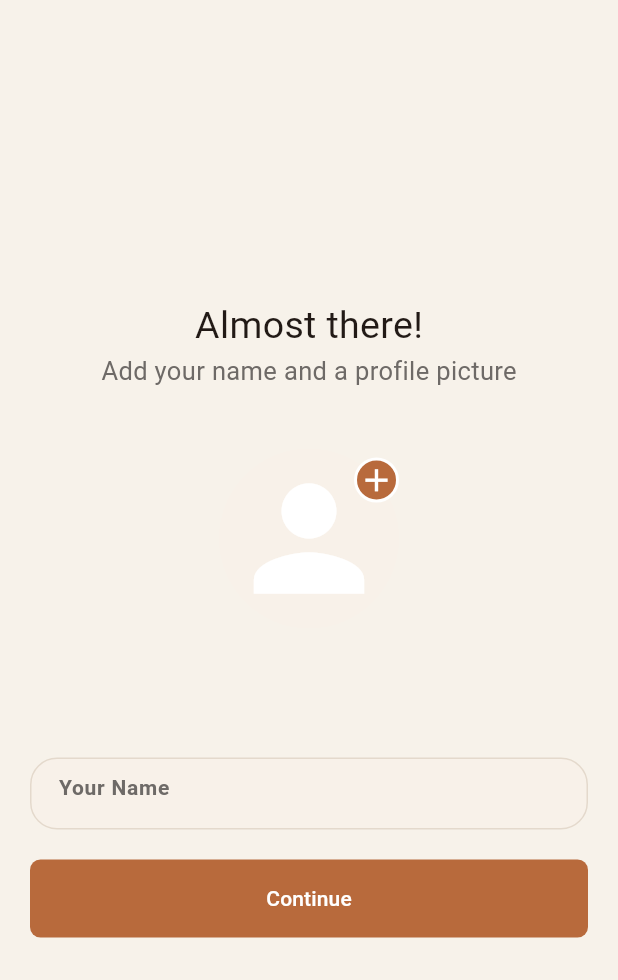
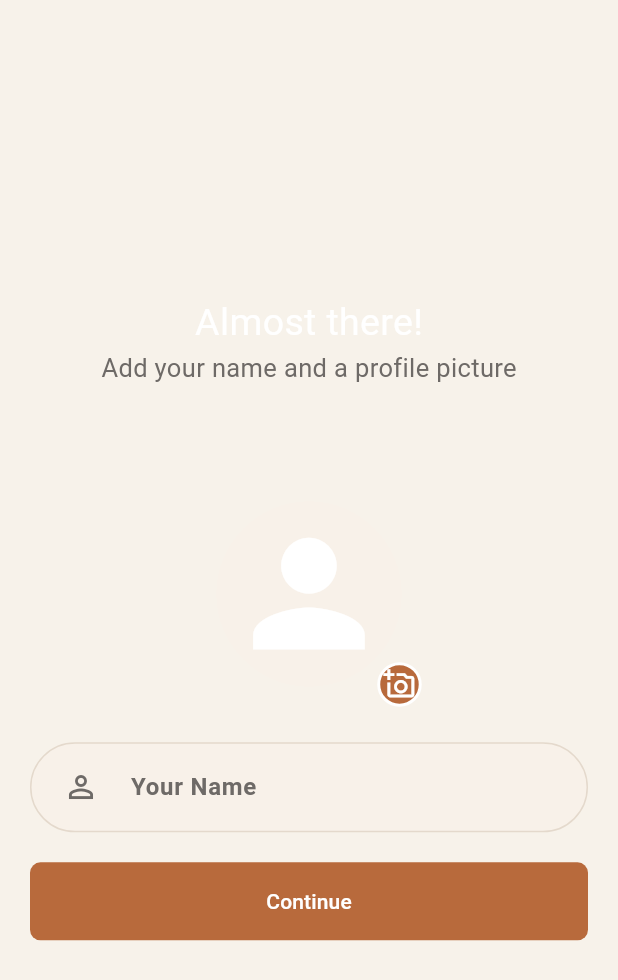
Before and after one commit to damadanyna/bahibo, a Flutter app: the ProfileInformationPage screen opened directly, on a phone screen of 412 x 824 dp. Shown: the top 980 px of the screen. Run offline on Flutter 3.47's test engine with Material 3 defaults, Android fonts, the phone set to English and light mode, and no system bars; our stand-ins replace connectivity_plus, file_picker, font_awesome_flutter, image_picker, shared_preferences; accounts and stored records are empty; network calls fail.

Commit message:
Changes to be committed: 	modified:   lib/auth/language.dart 	modified:   lib/auth/phoneNumber.dart 	modified:   lib/auth/profileInformation.dart 	modified:   lib/component/ProductCard.dart 	modified:   lib/component/seller_profile_page.dart 	modified:   lib/component/ui/chat_message_input_not_plus.dart 	modified:   lib/component/ui/dinamic_icon_input.dart 	modified:   lib/page/chat_page.dart 	modified:   lib/page/productDetail.dart 	modified:   lib/page/productList.dart 	modified:   lib/providers/theme_provider.dart 	modified:   lib/theme/app_theme_extensions.dart

```diff
--- a/lib/auth/profileInformation.dart
+++ b/lib/auth/profileInformation.dart
@@ -1,7 +1,9 @@
+import 'dart:io';
+
 import 'package:bahibo/component/main_navigation_shell.dart';
-import 'package:bahibo/component/app_text_input.dart';
-import 'package:bahibo/page/productList.dart';
+import 'package:bahibo/component/ui/dinamic_icon_input.dart';
 import 'package:flutter/material.dart';
+import 'package:image_picker/image_picker.dart';
 
 import 'package:bahibo/theme/app_theme_extensions.dart';
 
@@ -13,10 +15,36 @@ class ProfileInformationPage extends StatefulWidget {
 }
 
 class _ProfileInformationPageState extends State<ProfileInformationPage> {
+  final ImagePicker _imagePicker = ImagePicker();
+  final TextEditingController _nameController = TextEditingController();
+  File? _selectedProfileImage;
+
+  Future<void> _pickProfileImage() async {
+    final file = await _imagePicker.pickImage(
+      source: ImageSource.gallery,
+      imageQuality: 88,
+    );
+    if (file == null || !mounted) return;
+
+    setState(() {
+      _selectedProfileImage = File(file.path);
+    });
+  }
+
+  @override
+  void dispose() {
+    _nameController.dispose();
+    super.dispose();
+  }
+
   @override
   Widget build(BuildContext context) {
     final theme = Theme.of(context);
     final appColors = theme.appColors;
+    final screenHeight = MediaQuery.sizeOf(context).height;
+    final avatarSectionHeight = (screenHeight * 0.24).clamp(170.0, 250.0);
+    final avatarRadius = (screenHeight * 0.075).clamp(58.0, 76.0);
+    final actionButtonSize = avatarRadius * 0.48;
 
     return Scaffold(
       backgroundColor: appColors.backgroundBase,
@@ -30,7 +58,11 @@ class _ProfileInformationPageState extends State<ProfileInformationPage> {
               alignment: Alignment.center,
               child: Text(
                 "Almost there!",
-                style: TextStyle(fontSize: 25, fontWeight: FontWeight.w400),
+                style: TextStyle(
+                  fontSize: 25,
+                  fontWeight: FontWeight.w400,
+                  color: appColors.heroForeground,
+                ),
               ),
             ),
             Container(
@@ -46,28 +78,37 @@ class _ProfileInformationPageState extends State<ProfileInformationPage> {
             ),
             const SizedBox(height: 40),
             SizedBox(
-              height: MediaQuery.of(context).size.height / 4,
+              height: avatarSectionHeight,
+              child: Center(
+                child: SizedBox(
+                  width: avatarRadius * 2 + actionButtonSize * 0.9,
+                  height: avatarRadius * 2 + actionButtonSize * 0.9,
                   child: Stack(
+                    clipBehavior: Clip.none,
+                    alignment: Alignment.center,
                     children: [
                       CircleAvatar(
-                    radius: 60,
+                        radius: avatarRadius,
                         backgroundColor: appColors.inputFill,
-                    child: Icon(
+                        backgroundImage: _selectedProfileImage != null
+                            ? FileImage(_selectedProfileImage!)
+                            : null,
+                        child: _selectedProfileImage == null
+                            ? Icon(
                                 Icons.person,
-                      size: 110,
+                                size: avatarRadius * 1.8,
                                 color: appColors.heroForeground,
-                    ),
+                              )
+                            : null,
                       ),
                       Positioned(
-                    bottom: 170,
                         right: 0,
+                        bottom: 0,
                         child: GestureDetector(
-                      onTap: () {
-                        // Action à effectuer lors du clic sur l'icône d'édition
-                      },
+                          onTap: _pickProfileImage,
                           child: Container(
-                        width: 100 * 0.30,
-                        height: 100 * 0.30,
+                            width: actionButtonSize,
+                            height: actionButtonSize,
                             decoration: BoxDecoration(
                               color: theme.colorScheme.primary,
                               shape: BoxShape.circle,
@@ -77,9 +118,9 @@ class _ProfileInformationPageState extends State<ProfileInformationPage> {
                               ),
                             ),
                             child: Icon(
-                          Icons.add,
+                              Icons.add_a_photo_outlined,
                               color: theme.colorScheme.onPrimary,
-                          size: 100 * 0.25,
+                              size: actionButtonSize * 0.72,
                             ),
                           ),
                         ),
@@ -87,14 +128,22 @@ class _ProfileInformationPageState extends State<ProfileInformationPage> {
                     ],
                   ),
                 ),
-            AppInputContainer(
-              child: TextField(
-                decoration: appInputDecoration(
-                  context,
+              ),
+            ),
+            DynamicIconInput(
+              controller: _nameController,
+              primary: theme.colorScheme.primary,
+              panelColor: appColors.inputFill,
+              borderColor: appColors.inputBorder,
               hintText: 'Your Name',
-                  contentPadding: const EdgeInsets.symmetric(vertical: 12),
+              leadingIcon: Icon(
+                Icons.person_outline,
+                color: appColors.mutedText,
               ),
-                style: appInputTextStyle(context),
+              leadingSize: 38,
+              contentPadding: const EdgeInsets.symmetric(
+                horizontal: 14,
+                vertical: 10,
               ),
             ),
             const SizedBox(height: 20),
--- a/lib/component/ProductCard.dart
+++ b/lib/component/ProductCard.dart
@@ -12,7 +12,7 @@ class ProductCard extends StatelessWidget {
   Widget build(BuildContext context) {
     final theme = Theme.of(context);
     final appColors = theme.appColors;
-    final borderColor = theme.appColors.inputBorder;
+    final borderColor = appColors.borderColor;
     final cardColor = theme.cardColor;
     final titleColor =
         theme.textTheme.titleMedium?.color ?? theme.colorScheme.onSurface;
--- a/lib/component/ui/chat_message_input_not_plus.dart
+++ b/lib/component/ui/chat_message_input_not_plus.dart
@@ -100,9 +100,9 @@ class _UiChatMessageInputState extends State<UiChatMessageInput> {
                     ),
                   ],
                 ),
-                child: const Icon(
+                child: Icon(
                   Icons.north_east_rounded,
-                  color: Colors.white,
+                  color: theme.colorScheme.onPrimary,
                   size: 23,
                 ),
               ),
--- a/lib/component/ui/dinamic_icon_input.dart
+++ b/lib/component/ui/dinamic_icon_input.dart
@@ -1,18 +1,23 @@
 import 'dart:async';
 
 import 'package:flutter/material.dart';
+import 'package:flutter/services.dart';
 import 'package:bahibo/theme/app_theme_extensions.dart';
 
 typedef DynamicInputSubmitCallback = FutureOr<void> Function(String text);
 
 class DynamicIconInput extends StatefulWidget {
   final TextEditingController controller;
+  final FocusNode? focusNode;
   final DynamicInputSubmitCallback? onSubmitted;
   final Color primary;
   final Color panelColor;
   final Color? borderColor;
   final String hintText;
   final bool autoClearOnSubmit;
+  final TextInputType keyboardType;
+  final List<TextInputFormatter>? inputFormatters;
+  final TextInputAction textInputAction;
   final Widget? leadingIcon;
   final VoidCallback? onLeadingTap;
   final double leadingSize;
@@ -25,12 +30,16 @@ class DynamicIconInput extends StatefulWidget {
   const DynamicIconInput({
     super.key,
     required this.controller,
+    this.focusNode,
     this.onSubmitted,
     required this.primary,
     required this.panelColor,
     this.borderColor,
     this.hintText = 'Ecrire votre message...',
     this.autoClearOnSubmit = false,
+    this.keyboardType = TextInputType.text,
+    this.inputFormatters,
+    this.textInputAction = TextInputAction.send,
     this.leadingIcon,
     this.onLeadingTap,
     this.leadingSize = 42,
@@ -99,8 +108,11 @@ class _DynamicIconInputState extends State<DynamicIconInput> {
           Expanded(
             child: TextField(
               controller: widget.controller,
+              focusNode: widget.focusNode,
               maxLines: 1,
-              textInputAction: TextInputAction.send,
+              keyboardType: widget.keyboardType,
+              inputFormatters: widget.inputFormatters,
+              textInputAction: widget.textInputAction,
               onSubmitted: (_) => _handleSubmit(),
               style: TextStyle(
                 color: isDark
--- a/lib/page/chat_page.dart
+++ b/lib/page/chat_page.dart
@@ -674,10 +674,10 @@ class _ChatBubble extends StatelessWidget {
                       ),
                       if (isMine) ...[
                         const SizedBox(width: 6),
-                        const Icon(
+                        Icon(
                           Icons.done_all_rounded,
                           size: 15,
-                          color: Colors.white,
+                          color: Theme.of(context).appColors.heroForeground,
                         ),
                       ],
                     ],
--- a/lib/providers/theme_provider.dart
+++ b/lib/providers/theme_provider.dart
@@ -68,8 +68,10 @@ class ThemeProvider extends ChangeNotifier {
           ),
       appColors: const AppThemeColors(
         backgroundBase: Color(0xFFF7F2EA),
+        authBackground: Color(0xFFFFFCF7),
         panelBackground: Color(0xFFFFFCF7),
         panelMuted: Color(0xFFF4E0D1),
+        borderColor: Color(0xFFE4D9CC),
         inputFill: Color(0xFFF8F1E9),
         inputBorder: Color(0xFFE4D9CC),
         mutedText: Color(0xFF6E6A67),
@@ -118,9 +120,11 @@ class ThemeProvider extends ChangeNotifier {
             surfaceContainerHighest: const Color(0xFF2B303A),
           ),
       appColors: const AppThemeColors(
-        backgroundBase: Color(0xFF131419),
+        backgroundBase: Color(0xFF0C1015),
+        authBackground: Color(0xFF0C1015),
         panelBackground: Color(0xFF1D2027),
         panelMuted: Color(0xFF3B3128),
+        borderColor: Color(0xFF3E434D),
         inputFill: Color(0xFF232730),
         inputBorder: Color(0xFF3E434D),
         mutedText: Color(0xFFD1D4DD),
--- a/lib/theme/app_theme_extensions.dart
+++ b/lib/theme/app_theme_extensions.dart
@@ -3,8 +3,10 @@ import 'package:flutter/material.dart';
 @immutable
 class AppThemeColors extends ThemeExtension<AppThemeColors> {
   final Color backgroundBase;
+  final Color authBackground;
   final Color panelBackground;
   final Color panelMuted;
+  final Color borderColor;
   final Color inputFill;
   final Color inputBorder;
   final Color mutedText;
@@ -30,8 +32,10 @@ class AppThemeColors extends ThemeExtension<AppThemeColors> {
 
   const AppThemeColors({
     required this.backgroundBase,
+    required this.authBackground,
     required this.panelBackground,
     required this.panelMuted,
+    required this.borderColor,
     required this.inputFill,
     required this.inputBorder,
     required this.mutedText,
@@ -59,8 +63,10 @@ class AppThemeColors extends ThemeExtension<AppThemeColors> {
   @override
   AppThemeColors copyWith({
     Color? backgroundBase,
+    Color? authBackground,
     Color? panelBackground,
     Color? panelMuted,
+    Color? borderColor,
     Color? inputFill,
     Color? inputBorder,
     Color? mutedText,
@@ -86,8 +92,10 @@ class AppThemeColors extends ThemeExtension<AppThemeColors> {
   }) {
     return AppThemeColors(
       backgroundBase: backgroundBase ?? this.backgroundBase,
+      authBackground: authBackground ?? this.authBackground,
       panelBackground: panelBackground ?? this.panelBackground,
       panelMuted: panelMuted ?? this.panelMuted,
+      borderColor: borderColor ?? this.borderColor,
       inputFill: inputFill ?? this.inputFill,
       inputBorder: inputBorder ?? this.inputBorder,
       mutedText: mutedText ?? this.mutedText,
@@ -121,8 +129,10 @@ class AppThemeColors extends ThemeExtension<AppThemeColors> {
 
     return AppThemeColors(
       backgroundBase: Color.lerp(backgroundBase, other.backgroundBase, t)!,
+      authBackground: Color.lerp(authBackground, other.authBackground, t)!,
       panelBackground: Color.lerp(panelBackground, other.panelBackground, t)!,
       panelMuted: Color.lerp(panelMuted, other.panelMuted, t)!,
+      borderColor: Color.lerp(borderColor, other.borderColor, t)!,
       inputFill: Color.lerp(inputFill, other.inputFill, t)!,
       inputBorder: Color.lerp(inputBorder, other.inputBorder, t)!,
       mutedText: Color.lerp(mutedText, other.mutedText, t)!,
```
Also changed, not shown: lib/auth/language.dart (+6 -2 lines), lib/auth/phoneNumber.dart (+29 -20 lines), lib/component/seller_profile_page.dart (+9 -2 lines), lib/page/productDetail.dart (+27 -34 lines), lib/page/productList.dart (+4 -3 lines). Lines whose indentation alone changed are shown as unchanged.
